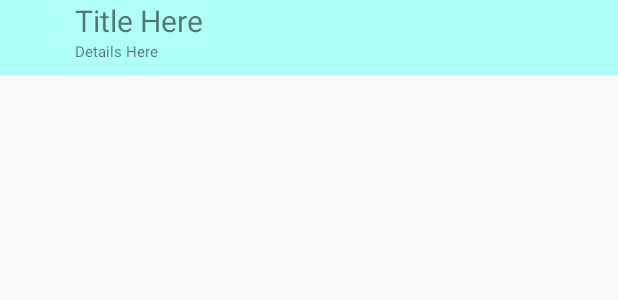
After one commit to lcombs15/Organized-Chaos, an Android app: the layout activity_card.xml on its own in the app's theme, with its tools: preview values and no code run, on a phone screen of 412 x 824 dp. The commit adds this screen. Shown: the top 300 px of the screen. Run offline under Robolectric (Android 15) with nearby library versions, the light colour scheme and no system bars.

Commit message:
Starting Page Class
Just base class and some tester code

```diff
--- a/StudentOrganizer/app/src/main/AndroidManifest.xml
+++ b/StudentOrganizer/app/src/main/AndroidManifest.xml
@@ -16,6 +16,7 @@
                 <category android:name="android.intent.category.LAUNCHER" />
             </intent-filter>
         </activity>
+        <activity android:name="layout.templates.cards"></activity>
     </application>
 
 </manifest>
--- /dev/null
+++ b/StudentOrganizer/app/src/main/res/layout/activity_card.xml
@@ -0,0 +1,35 @@
+<?xml version="1.0" encoding="utf-8"?>
+<RelativeLayout
+    xmlns:android="http://schemas.android.com/apk/res/android"
+    xmlns:app="http://schemas.android.com/apk/res-auto"
+    xmlns:tools="http://schemas.android.com/tools"
+    tools:context="layout.templates.cards"
+    android:id="@+id/card"
+    android:layout_width="match_parent"
+    android:layout_height="wrap_content"
+    android:background="#AFFFF8"
+    android:minHeight="50dp">
+    <ImageView
+        android:id="@+id/card_image"
+        android:layout_width="wrap_content"
+        android:layout_height="wrap_content"
+        android:scaleType="fitCenter"
+        android:minHeight="50dp"
+        android:minWidth="50dp"
+        />
+    <TextView
+        android:id="@+id/card_title"
+        android:layout_width="match_parent"
+        android:layout_height="wrap_content"
+        android:text="Title Here"
+        android:textSize="20dp"
+        android:layout_toRightOf="@id/card_image"/>
+    <TextView
+        android:id="@+id/card_detail"
+        android:layout_width="match_parent"
+        android:layout_height="wrap_content"
+        android:text="Details Here"
+        android:textSize="10dp"
+        android:layout_toRightOf="@id/card_image"
+        android:layout_below="@id/card_title"/>
+</RelativeLayout>
--- a/StudentOrganizer/app/src/main/res/layout/activity_home.xml
+++ b/StudentOrganizer/app/src/main/res/layout/activity_home.xml
@@ -1,9 +1,10 @@
 <?xml version="1.0" encoding="utf-8"?>
-<android.support.constraint.ConstraintLayout xmlns:android="http://schemas.android.com/apk/res/android"
+<android.support.v7.widget.LinearLayoutCompat xmlns:android="http://schemas.android.com/apk/res/android"
     xmlns:app="http://schemas.android.com/apk/res-auto"
     xmlns:tools="http://schemas.android.com/tools"
     android:layout_width="match_parent"
     android:layout_height="match_parent"
+    android:id="@+id/cards_go_here"
     tools:context="edu.group7.csc415.studentorganizer.Home">
 
     <TextView
@@ -15,4 +16,4 @@
         app:layout_constraintRight_toRightOf="parent"
         app:layout_constraintTop_toTopOf="parent" />
 
-</android.support.constraint.ConstraintLayout>
+</android.support.v7.widget.LinearLayoutCompat>
```
Also changed, not shown: StudentOrganizer/app/src/main/java/Page.java (added, +47 -0 lines), StudentOrganizer/app/src/main/java/layout/templates/cards.java (added, +41 -0 lines).
